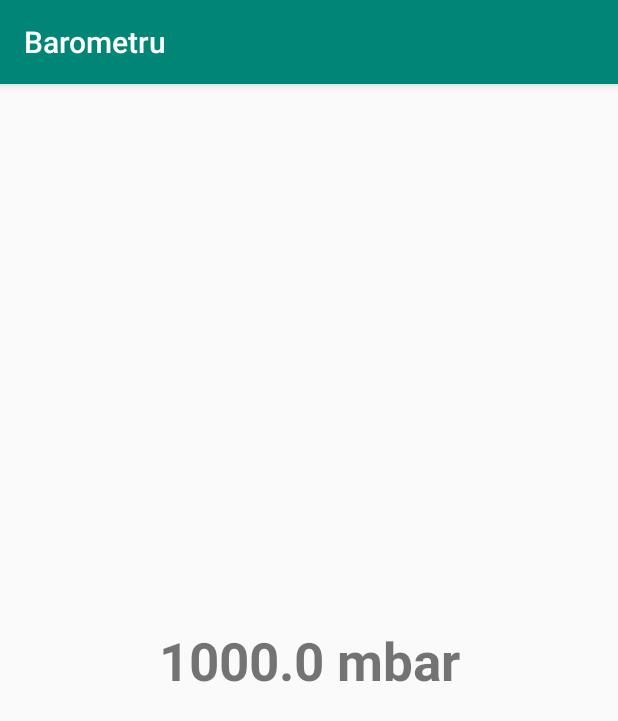
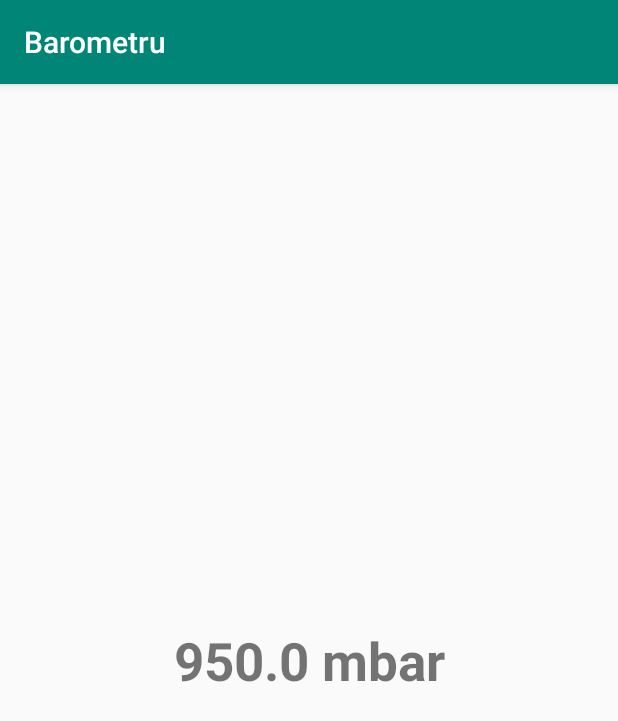
Before and after one commit to newparts/Android, an Android app: the screen it shows after launch (MainActivity), on a phone screen of 412 x 824 dp. Shown: the top 721 px of the screen. Run offline under Robolectric (Android 15) with nearby library versions, the phone set to English and light mode, and no system bars.

Commit message:
changes
changes

```diff
--- a/Barometru/app/src/main/res/layout/activity_main.xml
+++ b/Barometru/app/src/main/res/layout/activity_main.xml
@@ -12,7 +12,7 @@
         android:layout_height="wrap_content"
         android:textSize="35sp"
         android:textStyle="bold"
-        android:text="1000.0 mbar"
+        android:text="950.0 mbar"
         app:layout_constraintBottom_toBottomOf="parent"
         app:layout_constraintLeft_toLeftOf="parent"
         app:layout_constraintRight_toRightOf="parent"
```
